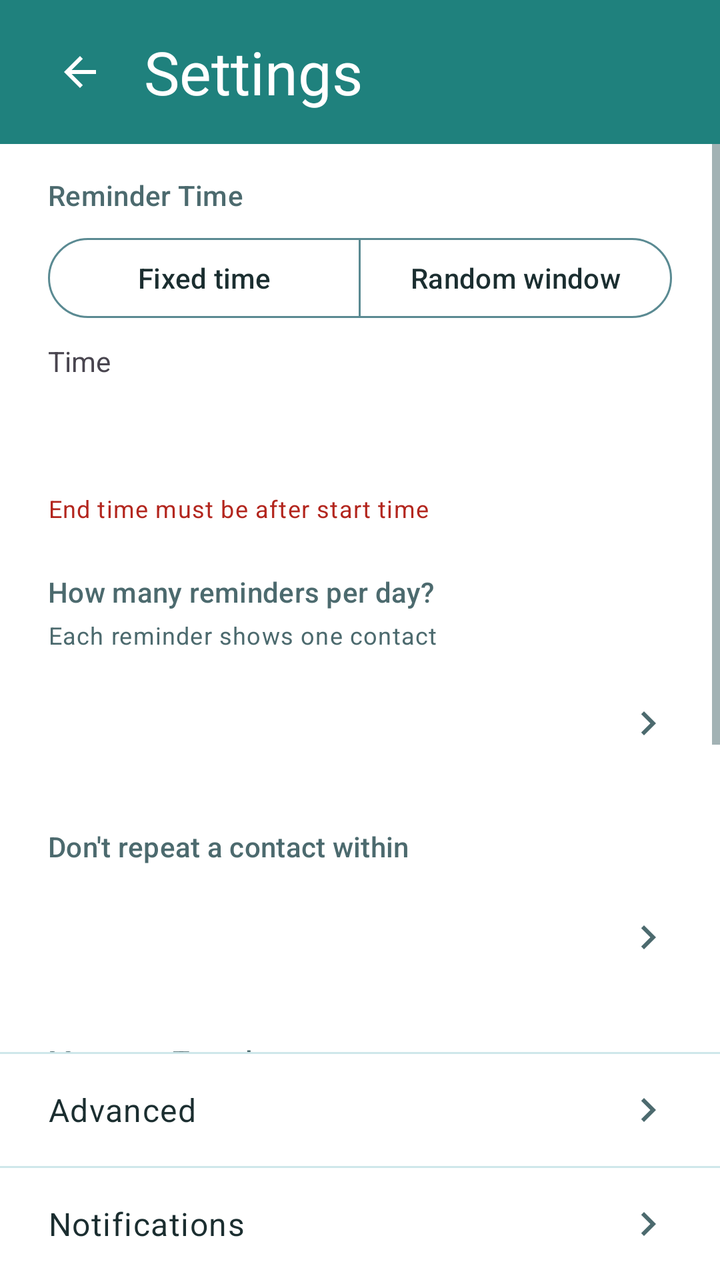
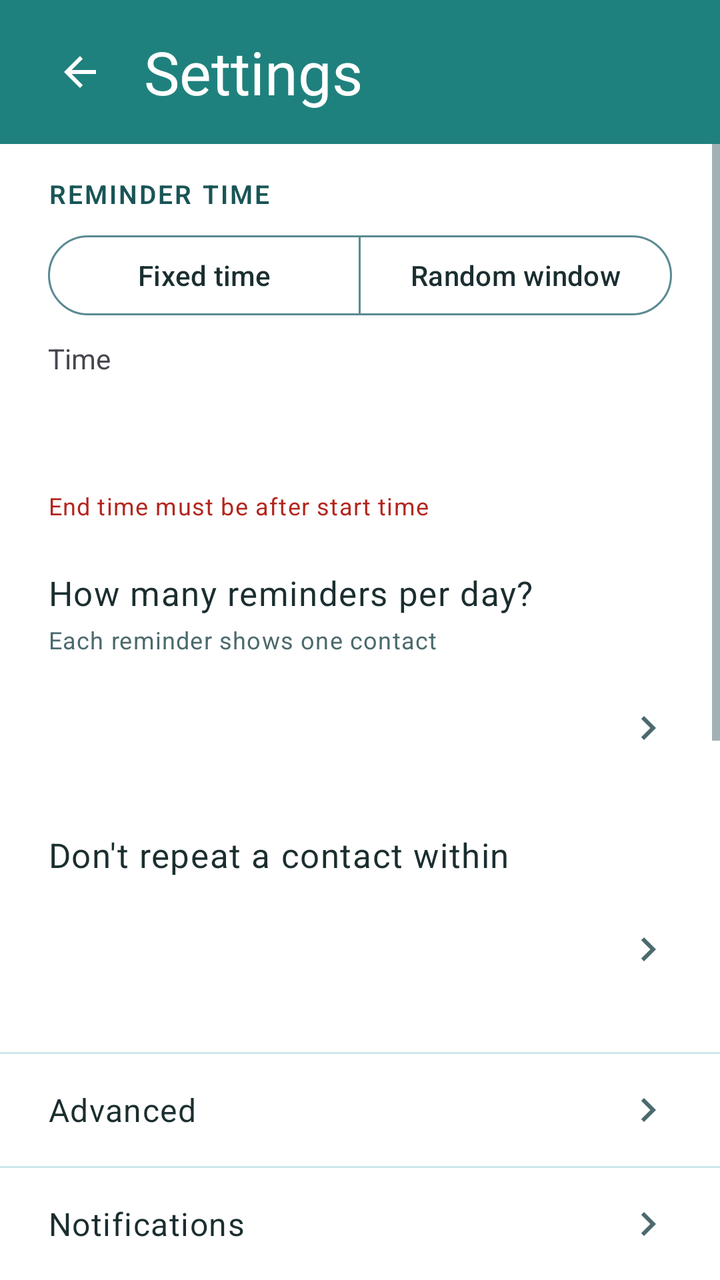

An Android layout rendered at two revisions. The XML below is the earlier revision; the diff shows what the commit changed to produce the second picture.
<!-- AndroidManifest.xml: application theme Theme.FriendMinder -->
<!-- res/layout/fragment_settings.xml -->
<?xml version="1.0" encoding="utf-8"?>
<FrameLayout xmlns:android="http://schemas.android.com/apk/res/android"
    xmlns:app="http://schemas.android.com/apk/res-auto"
    android:layout_width="match_parent"
    android:layout_height="match_parent">

    <LinearLayout
        android:layout_width="match_parent"
        android:layout_height="match_parent"
        android:orientation="vertical">

        
        <LinearLayout
            android:id="@+id/headerContainer"
            android:layout_width="match_parent"
            android:layout_height="wrap_content"
            android:orientation="vertical"
            android:background="@color/fm_header">

            <View
                android:id="@+id/statusBarSpacer"
                android:layout_width="match_parent"
                android:layout_height="0dp" />

            <FrameLayout
                android:layout_width="match_parent"
                android:layout_height="@dimen/fm_home_header_height">

                <ImageButton
                    android:id="@+id/backButton"
                    android:layout_width="48dp"
                    android:layout_height="48dp"
                    android:layout_gravity="start|center_vertical"
                    android:layout_marginStart="16dp"
                    android:padding="12dp"
                    android:background="?attr/selectableItemBackgroundBorderless"
                    android:src="@drawable/ic_arrow_back"
                    app:tint="@color/fm_on_primary"
                    android:contentDescription="@string/content_desc_back" />

                <TextView
                    android:id="@+id/headerTitle"
                    android:layout_width="wrap_content"
                    android:layout_height="wrap_content"
                    android:layout_gravity="start|center_vertical"
                    android:layout_marginStart="72dp"
                    android:layout_marginEnd="@dimen/fm_space_6"
                    android:text="@string/title_settings"
                    android:textColor="@color/fm_on_primary"
                    android:textSize="@dimen/fm_header_title_size"
                    android:maxLines="1"
                    android:ellipsize="end" />
            </FrameLayout>
        </LinearLayout>

        
        <ScrollView
            android:id="@+id/settingsScrollView"
            android:layout_width="match_parent"
            android:layout_height="0dp"
            android:layout_weight="1"
            android:clipToPadding="false">

            <LinearLayout
                android:layout_width="match_parent"
                android:layout_height="wrap_content"
                android:orientation="vertical"
                android:paddingStart="@dimen/fm_gutter"
                android:paddingEnd="@dimen/fm_gutter"
                android:paddingTop="16dp"
                android:paddingBottom="16dp">

                
                <TextView
                    style="?attr/textAppearanceTitleSmall"
                    android:layout_width="wrap_content"
                    android:layout_height="wrap_content"
                    android:textColor="?attr/colorOnSurfaceVariant"
                    android:text="@string/label_reminder_time" />

                
                <com.google.android.material.button.MaterialButtonToggleGroup
                    android:id="@+id/timeModeGroup"
                    android:layout_width="match_parent"
                    android:layout_height="wrap_content"
                    android:layout_marginTop="8dp"
                    app:singleSelection="true"
                    app:selectionRequired="true">

                    <com.google.android.material.button.MaterialButton
                        android:id="@+id/fixedTimeToggleButton"
                        style="@style/Widget.Material3.Button.OutlinedButton"
                        android:layout_width="0dp"
                        android:layout_height="48dp"
                        android:layout_weight="1"
                        android:text="@string/option_fixed_time" />

                    <com.google.android.material.button.MaterialButton
                        android:id="@+id/randomWindowToggleButton"
                        style="@style/Widget.Material3.Button.OutlinedButton"
                        android:layout_width="0dp"
                        android:layout_height="48dp"
                        android:layout_weight="1"
                        android:text="@string/option_random_window" />
                </com.google.android.material.button.MaterialButtonToggleGroup>

                <LinearLayout
                    android:id="@+id/fixedTimeGroup"
                    android:layout_width="match_parent"
                    android:layout_height="wrap_content"
                    android:orientation="vertical"
                    android:layout_marginTop="8dp">

                    <TextView
                        android:layout_width="wrap_content"
                        android:layout_height="wrap_content"
                        android:text="@string/label_time" />

                    <Button
                        android:id="@+id/fixedTimeButton"
                        style="@style/Widget.Material3.Button.OutlinedButton"
                        android:layout_width="wrap_content"
                        android:layout_height="wrap_content"
                        android:layout_marginTop="4dp" />
                </LinearLayout>

                <LinearLayout
                    android:id="@+id/randomWindowGroup"
                    android:layout_width="match_parent"
                    android:layout_height="wrap_content"
                    android:orientation="horizontal"
                    android:layout_marginTop="8dp"
                    android:visibility="gone">

                    <LinearLayout
                        android:layout_width="0dp"
                        android:layout_height="wrap_content"
                        android:layout_weight="1"
                        android:orientation="vertical">

                        <TextView
                            android:layout_width="wrap_content"
                            android:layout_height="wrap_content"
                            android:text="@string/label_from" />

                        <Button
                            android:id="@+id/randomFromButton"
                            style="@style/Widget.Material3.Button.OutlinedButton"
                            android:layout_width="wrap_content"
                            android:layout_height="wrap_content"
                            android:layout_marginTop="4dp" />
                    </LinearLayout>

                    <LinearLayout
                        android:layout_width="0dp"
                        android:layout_height="wrap_content"
                        android:layout_weight="1"
                        android:orientation="vertical"
                        android:layout_marginStart="16dp">

                        <TextView
                            android:layout_width="wrap_content"
                            android:layout_height="wrap_content"
                            android:text="@string/label_to" />

                        <Button
                            android:id="@+id/randomToButton"
                            style="@style/Widget.Material3.Button.OutlinedButton"
                            android:layout_width="wrap_content"
                            android:layout_height="wrap_content"
                            android:layout_marginTop="4dp" />
                    </LinearLayout>
                </LinearLayout>

                
                <TextView
                    android:id="@+id/timeStatusText"
                    android:layout_width="match_parent"
                    android:layout_height="wrap_content"
                    android:layout_marginTop="4dp"
                    android:text="@string/error_end_before_start"
                    android:textColor="?attr/colorError"
                    android:textAppearance="?attr/textAppearanceBodySmall" />

                
                <TextView
                    style="?attr/textAppearanceTitleSmall"
                    android:layout_width="wrap_content"
                    android:layout_height="wrap_content"
                    android:textColor="?attr/colorOnSurfaceVariant"
                    android:layout_marginTop="24dp"
                    android:text="@string/label_contacts_per_day" />

                <TextView
                    android:layout_width="wrap_content"
                    android:layout_height="wrap_content"
                    android:layout_marginTop="4dp"
                    android:text="@string/helper_contacts_per_day"
                    android:textColor="?attr/colorOnSurfaceVariant"
                    android:textAppearance="?attr/textAppearanceBodySmall" />

                <LinearLayout
                    android:id="@+id/contactsPerDayRow"
                    android:layout_width="match_parent"
                    android:layout_height="56dp"
                    android:layout_marginTop="8dp"
                    android:orientation="horizontal"
                    android:gravity="center_vertical"
                    android:background="@drawable/bg_home_row_ripple"
                    android:clickable="true"
                    android:focusable="true">

                    <TextView
                        android:id="@+id/contactsPerDayValue"
                        android:layout_width="0dp"
                        android:layout_height="wrap_content"
                        android:layout_weight="1"
                        android:textSize="17sp"
                        android:textColor="@color/fm_ink" />

                    <ImageView
                        android:layout_width="24dp"
                        android:layout_height="24dp"
                        android:src="@drawable/ic_chevron_right"
                        android:importantForAccessibility="no" />
                </LinearLayout>

                
                <TextView
                    style="?attr/textAppearanceTitleSmall"
                    android:layout_width="wrap_content"
                    android:layout_height="wrap_content"
                    android:textColor="?attr/colorOnSurfaceVariant"
                    android:layout_marginTop="24dp"
                    android:text="@string/label_cooldown" />

                <LinearLayout
                    android:id="@+id/cooldownRow"
                    android:layout_width="match_parent"
                    android:layout_height="56dp"
                    android:layout_marginTop="8dp"
                    android:orientation="horizontal"
                    android:gravity="center_vertical"
                    android:background="@drawable/bg_home_row_ripple"
                    android:clickable="true"
                    android:focusable="true">

                    <TextView
                        android:id="@+id/cooldownValue"
                        android:layout_width="0dp"
                        android:layout_height="wrap_content"
                        android:layout_weight="1"
                        android:textSize="17sp"
                        android:textColor="@color/fm_ink" />

                    <ImageView
                        android:layout_width="24dp"
                        android:layout_height="24dp"
                        android:src="@drawable/ic_chevron_right"
                        android:importantForAccessibility="no" />
                </LinearLayout>

                
                <TextView
                    style="?attr/textAppearanceTitleSmall"
                    android:layout_width="wrap_content"
                    android:layout_height="wrap_content"
                    android:textColor="?attr/colorOnSurfaceVariant"
                    android:layout_marginTop="24dp"
                    android:text="@string/label_message_templates" />

                
                <LinearLayout
                    android:layout_width="match_parent"
                    android:layout_height="wrap_content"
                    android:orientation="horizontal"
                    android:gravity="center_vertical"
                    android:layout_marginTop="8dp"
                    android:minHeight="48dp">

                    <TextView
                        android:layout_width="0dp"
                        android:layout_height="wrap_content"
                        android:layout_weight="1"
                        android:layout_marginEnd="@dimen/fm_space_4"
                        android:text="@string/checkbox_include_message"
                        android:textAppearance="?attr/textAppearanceBodyLarge" />

                    <com.google.android.material.materialswitch.MaterialSwitch
                        android:id="@+id/includeMessageSwitch"
                        android:layout_width="wrap_content"
                        android:layout_height="wrap_content"
                        android:checked="true" />
                </LinearLayout>

                <com.google.android.material.textfield.TextInputLayout
                    style="@style/Widget.Material3.TextInputLayout.OutlinedBox"
                    android:layout_width="match_parent"
                    android:layout_height="wrap_content"
                    android:layout_marginTop="8dp"
                    android:hint="@string/hint_message_templates">

                    <com.google.android.material.textfield.TextInputEditText
                        android:id="@+id/messageTemplateInput"
                        android:layout_width="match_parent"
                        android:layout_height="wrap_content"
                        android:inputType="textMultiLine"
                        android:minLines="4"
                        android:maxLines="8" />
                </com.google.android.material.textfield.TextInputLayout>

                <TextView
                    android:id="@+id/charCounterText"
                    android:layout_width="match_parent"
                    android:layout_height="wrap_content"
                    android:layout_marginTop="4dp"
                    android:gravity="end"
                    android:textColor="?attr/colorOnSurfaceVariant"
                    android:textAppearance="?attr/textAppearanceBodySmall" />

            </LinearLayout>
        </ScrollView>

        

        <View
            android:layout_width="match_parent"
            android:layout_height="1dp"
            android:background="@color/fm_divider" />

        
        <LinearLayout
            android:id="@+id/advancedRow"
            android:layout_width="match_parent"
            android:layout_height="56dp"
            android:orientation="horizontal"
            android:gravity="center_vertical"
            android:paddingStart="@dimen/fm_gutter"
            android:paddingEnd="@dimen/fm_gutter"
            android:background="?attr/selectableItemBackground"
            android:clickable="true"
            android:focusable="true">

            <TextView
                android:layout_width="0dp"
                android:layout_height="wrap_content"
                android:layout_weight="1"
                android:textColor="?attr/colorOnSurface"
                android:textAppearance="?attr/textAppearanceBodyLarge"
                android:text="@string/title_advanced_settings" />

            <ImageView
                android:layout_width="24dp"
                android:layout_height="24dp"
                android:src="@drawable/ic_chevron_right"
                android:contentDescription="@null" />
        </LinearLayout>

        <View
            android:layout_width="match_parent"
            android:layout_height="1dp"
            android:background="@color/fm_divider" />

        
        <LinearLayout
            android:id="@+id/notificationsDiagnosticsRow"
            android:layout_width="match_parent"
            android:layout_height="56dp"
            android:orientation="horizontal"
            android:gravity="center_vertical"
            android:paddingStart="@dimen/fm_gutter"
            android:paddingEnd="@dimen/fm_gutter"
            android:background="?attr/selectableItemBackground"
            android:clickable="true"
            android:focusable="true">

            <TextView
                android:layout_width="0dp"
                android:layout_height="wrap_content"
                android:layout_weight="1"
                android:textColor="?attr/colorOnSurface"
                android:textAppearance="?attr/textAppearanceBodyLarge"
                android:text="@string/title_notifications_diagnostics" />

            <ImageView
                android:layout_width="24dp"
                android:layout_height="24dp"
                android:src="@drawable/ic_chevron_right"
                android:contentDescription="@null" />
        </LinearLayout>

    </LinearLayout>

    
    <LinearLayout
        android:id="@+id/settingsSavedPill"
        android:layout_width="wrap_content"
        android:layout_height="wrap_content"
        android:layout_gravity="top|center_horizontal"
        android:layout_marginTop="?attr/actionBarSize"
        android:orientation="horizontal"
        android:gravity="center_vertical"
        android:paddingStart="16dp"
        android:paddingEnd="16dp"
        android:paddingTop="8dp"
        android:paddingBottom="8dp"
        android:background="@drawable/bg_pill_saved"
        android:elevation="4dp"
        android:visibility="invisible"
        android:focusable="false"
        android:clickable="false"
        android:accessibilityLiveRegion="polite">

        <ImageView
            android:layout_width="16dp"
            android:layout_height="16dp"
            android:src="@drawable/ic_check_small"
            android:contentDescription="@null" />

        <TextView
            android:layout_width="wrap_content"
            android:layout_height="wrap_content"
            android:layout_marginStart="6dp"
            android:textColor="@android:color/white"
            android:textAppearance="?attr/textAppearanceLabelLarge"
            android:text="@string/label_settings_saved_pill" />
    </LinearLayout>

</FrameLayout>
<!-- resources referenced by this layout -->
<resources>
  <color name="fm_divider">#CFE7EA</color>
  <color name="fm_header">#1F817D</color>
  <color name="fm_ink">#1B2E30</color>
  <color name="fm_on_primary">#FFFFFF</color>
  <dimen name="fm_gutter">24dp</dimen>
  <dimen name="fm_header_title_size">30sp</dimen>
  <dimen name="fm_home_header_height">72dp</dimen>
  <dimen name="fm_space_4">16dp</dimen>
  <dimen name="fm_space_6">24dp</dimen>
  <!-- drawable bg_home_row_ripple (drawable) -->
  <?xml version="1.0" encoding="utf-8"?>
  <ripple xmlns:android="http://schemas.android.com/apk/res/android"
      android:color="#1F1F817D" />
  <string name="checkbox_include_message">Include a pre-filled message</string>
  <string name="content_desc_back">Back</string>
  <string name="error_end_before_start">End time must be after start time</string>
  <string name="helper_contacts_per_day">Each reminder shows one contact</string>
  <string name="hint_message_templates">One message per line — a random one is used each time</string>
  <string name="label_contacts_per_day">How many reminders per day?</string>
  <string name="label_cooldown">Don\'t repeat a contact within</string>
  <string name="label_from">From</string>
  <string name="label_message_templates">Message Templates</string>
  <string name="label_reminder_time">Reminder Time</string>
  <string name="label_settings_saved_pill">Saved</string>
  <string name="label_time">Time</string>
  <string name="label_to">To</string>
  <string name="option_fixed_time">Fixed time</string>
  <string name="option_random_window">Random window</string>
  <string name="title_advanced_settings">Advanced</string>
  <string name="title_notifications_diagnostics">Notifications</string>
  <string name="title_settings">Settings</string>
  <color name="fm_accent">#155D5B</color>
  <color name="fm_primary">#1F817D</color>
  <color name="fm_primary_container">#B0E8E6</color>
  <color name="fm_on_primary_container">#195556</color>
  <color name="fm_secondary">#5ABBEB</color>
  <color name="fm_on_secondary">#0A2E31</color>
  <color name="fm_secondary_container">#D6EBF8</color>
  <color name="fm_on_secondary_container">#0A2E31</color>
  <color name="fm_surface">#FFFFFF</color>
  <color name="fm_surface_variant">#D3E9F4</color>
  <color name="fm_ink_dim">#4C6A6E</color>
  <color name="fm_outline">#5A8A92</color>
  <color name="fm_error">#B3261E</color>
  <color name="fm_error_container">#F9DEDC</color>
  <color name="fm_on_error_container">#410E0B</color>
  <color name="fm_surface_sunken">#EFF8FA</color>
  <style name="ThemeOverlay.FriendMinder.BottomSheetDialog" parent="ThemeOverlay.Material3.BottomSheetDialog">
          <item name="bottomSheetStyle">@style/Widget.FriendMinder.BottomSheet.Modal</item>
      </style>
  <style name="Widget.FriendMinder.BottomSheet.Modal" parent="Widget.Material3.BottomSheet.Modal">
          <item name="backgroundTint">@color/fm_surface</item>
      </style>
  <!-- unchanged entries left out for length: 6 -->
</resources>

<!-- the commit's change to res/layout/fragment_settings.xml (unified diff, before → after) -->
@@ -72,11 +72,10 @@
 
                 
                 <TextView
-                    style="?attr/textAppearanceTitleSmall"
-                    android:layout_width="wrap_content"
-                    android:layout_height="wrap_content"
-                    android:textColor="?attr/colorOnSurfaceVariant"
-                    android:text="@string/label_reminder_time" />
+                    android:layout_width="wrap_content"
+                    android:layout_height="wrap_content"
+                    android:text="@string/label_reminder_time"
+                    android:textAppearance="@style/TextAppearance.FM.SectionLabel" />
 
                 
                 <com.google.android.material.button.MaterialButtonToggleGroup
@@ -184,12 +183,11 @@
 
                 
                 <TextView
-                    style="?attr/textAppearanceTitleSmall"
-                    android:layout_width="wrap_content"
-                    android:layout_height="wrap_content"
-                    android:textColor="?attr/colorOnSurfaceVariant"
+                    android:layout_width="wrap_content"
+                    android:layout_height="wrap_content"
                     android:layout_marginTop="24dp"
-                    android:text="@string/label_contacts_per_day" />
+                    android:text="@string/label_contacts_per_day"
+                    android:textAppearance="@style/TextAppearance.FM.RowPrimary" />
 
                 <TextView
                     android:layout_width="wrap_content"
@@ -227,12 +225,11 @@
 
                 
                 <TextView
-                    style="?attr/textAppearanceTitleSmall"
-                    android:layout_width="wrap_content"
-                    android:layout_height="wrap_content"
-                    android:textColor="?attr/colorOnSurfaceVariant"
+                    android:layout_width="wrap_content"
+                    android:layout_height="wrap_content"
                     android:layout_marginTop="24dp"
-                    android:text="@string/label_cooldown" />
+                    android:text="@string/label_cooldown"
+                    android:textAppearance="@style/TextAppearance.FM.RowPrimary" />
 
                 <LinearLayout
                     android:id="@+id/cooldownRow"
@@ -262,12 +259,11 @@
 
                 
                 <TextView
-                    style="?attr/textAppearanceTitleSmall"
-                    android:layout_width="wrap_content"
-                    android:layout_height="wrap_content"
-                    android:textColor="?attr/colorOnSurfaceVariant"
+                    android:layout_width="wrap_content"
+                    android:layout_height="wrap_content"
                     android:layout_marginTop="24dp"
-                    android:text="@string/label_message_templates" />
+                    android:text="@string/label_message_templates"
+                    android:textAppearance="@style/TextAppearance.FM.SectionLabel" />
 
                 
                 <LinearLayout
<!-- resource entries referenced after the edit -->
@@ -31,7 +31,24 @@
   <string name="title_advanced_settings">Advanced</string>
   <string name="title_notifications_diagnostics">Notifications</string>
   <string name="title_settings">Settings</string>
+  <style name="TextAppearance.FM.RowPrimary" parent="TextAppearance.Material3.BodyLarge">
+          <item name="android:textSize">17sp</item>
+          <item name="android:textColor">@color/fm_ink</item>
+          <item name="android:textAllCaps">false</item>
+          <item name="lineHeight">24sp</item>
+      </style>
+  <style name="TextAppearance.FM.SectionLabel" parent="TextAppearance.Material3.LabelLarge">
+          <item name="android:textSize">13sp</item>
+          <item name="android:textColor">@color/fm_heading</item>
+          <item name="android:textAllCaps">true</item>
+          <item name="android:letterSpacing">0.08</item>
+          <item name="android:fontFamily">sans-serif</item>
+          <item name="android:textStyle">bold</item>
+          <item name="android:textFontWeight" tools:targetApi="28">600</item>
+          <item name="lineHeight">16sp</item>
+      </style>
   <color name="fm_accent">#155D5B</color>
+  <color name="fm_heading">#195556</color>
   <color name="fm_primary">#1F817D</color>
   <color name="fm_primary_container">#B0E8E6</color>
   <color name="fm_on_primary_container">#195556</color>
